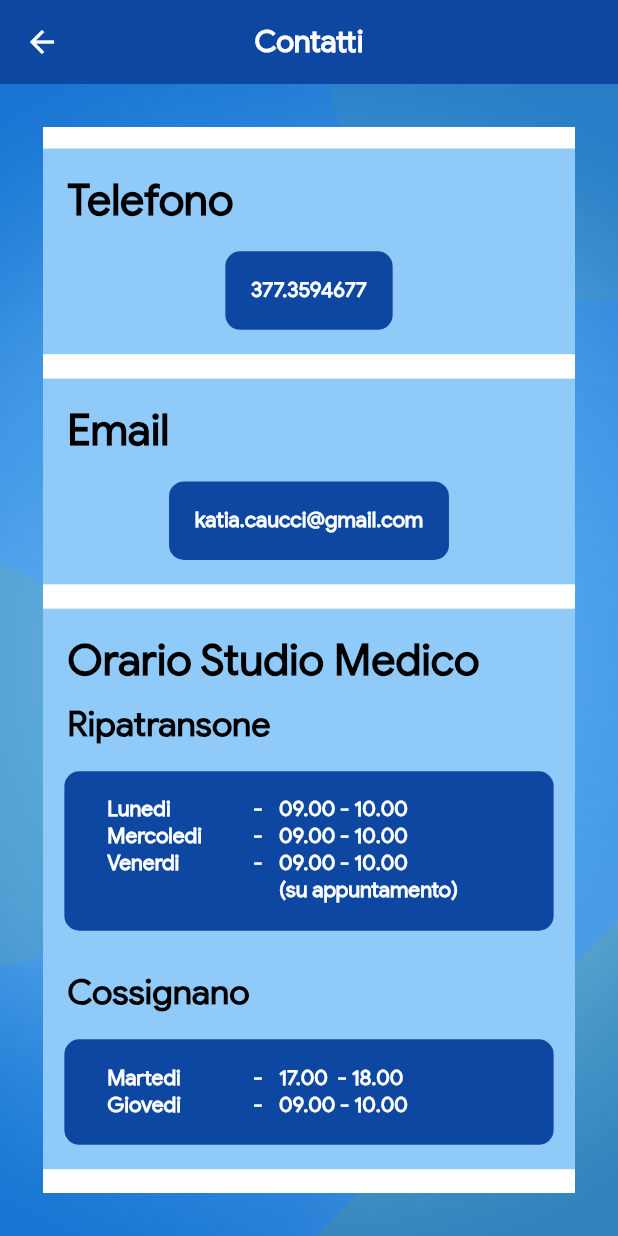
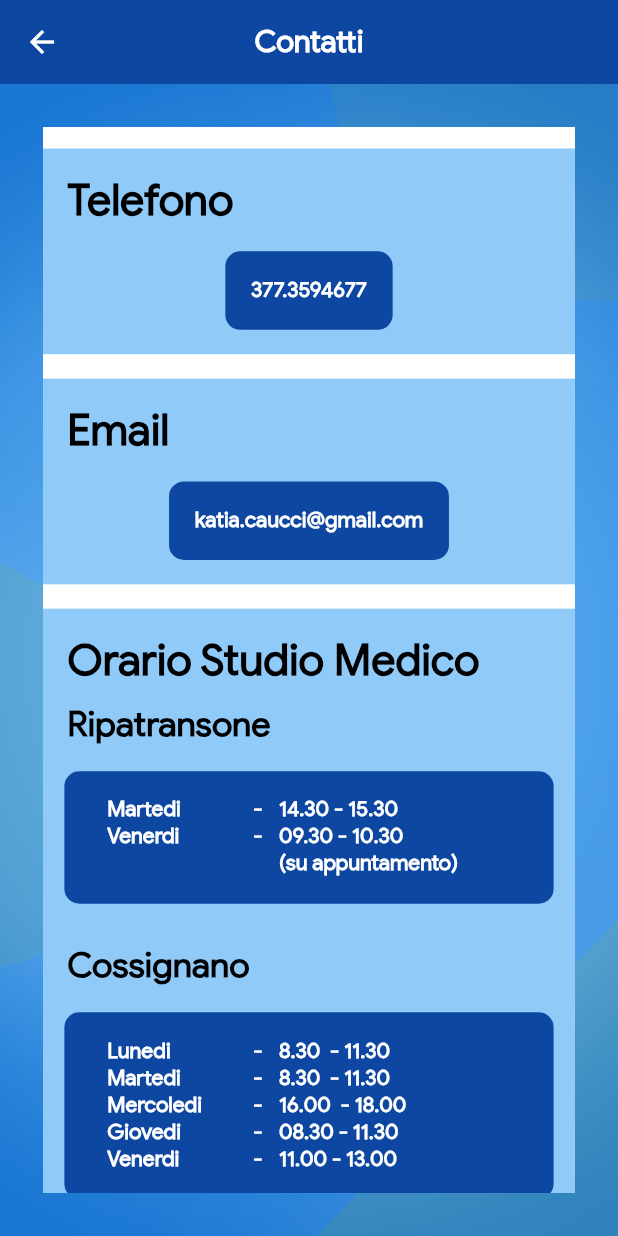
Before and after one commit to DigiWrecks/MMG2, a Flutter app: the Contact screen opened directly, scrolled down 455 dp, on a phone screen of 412 x 824 dp. Run offline on Flutter 3.47's test engine with Material 2 defaults, Android fonts, the phone set to English and light mode, and no system bars; our stand-ins replace cached_network_image, cloud_firestore, firebase_auth, firebase_storage, flutter_screenutil, fluttertoast and 2 more; missing offline and left inert: onesignal_flutter; accounts and stored records are empty.

```diff
--- a/lib/screens/contact.dart
+++ b/lib/screens/contact.dart
@@ -202,7 +202,7 @@ class Contact extends StatelessWidget {
                                       children: <Widget>[
                                         SizedBox(
                                             width: ScreenUtil().setWidth(150),
-                                            child: CustomText(text: 'Lunedi',)
+                                            child: CustomText(text: 'Martedi',)
                                         ),
                                         SizedBox(width: ScreenUtil().setWidth(20),),
                                         SizedBox(
@@ -211,26 +211,7 @@ class Contact extends StatelessWidget {
                                         ),
                                         SizedBox(
                                             width: ScreenUtil().setWidth(200),
-                                            child: CustomText(text: '09.00 - 10.00',)
-                                        ),
-
-                                      ],
-                                    ),
-
-                                    Row(
-                                      children: <Widget>[
-                                        SizedBox(
-                                            width: ScreenUtil().setWidth(150),
-                                            child: CustomText(text: 'Mercoledi',)
-                                        ),
-                                        SizedBox(width: ScreenUtil().setWidth(20),),
-                                        SizedBox(
-                                            width: ScreenUtil().setWidth(30),
-                                            child: CustomText(text: '-',)
-                                        ),
-                                        SizedBox(
-                                            width: ScreenUtil().setWidth(200),
-                                            child: CustomText(text: '09.00 - 10.00',)
+                                            child: CustomText(text: '14.30 - 15.30',)
                                         ),
 
                                       ],
@@ -250,7 +231,7 @@ class Contact extends StatelessWidget {
                                         ),
                                         SizedBox(
                                             width: ScreenUtil().setWidth(280),
-                                            child: CustomText(text: '09.00 - 10.00\n(su appuntamento)',)
+                                            child: CustomText(text: '09.30 - 10.30\n(su appuntamento)',)
                                         ),
 
                                       ],
@@ -286,6 +267,25 @@ class Contact extends StatelessWidget {
                                       children: <Widget>[
                                         SizedBox(
                                             width: ScreenUtil().setWidth(150),
+                                            child: CustomText(text: 'Lunedi',)
+                                        ),
+                                        SizedBox(width: ScreenUtil().setWidth(20),),
+                                        SizedBox(
+                                            width: ScreenUtil().setWidth(30),
+                                            child: CustomText(text: '-',)
+                                        ),
+                                        SizedBox(
+                                            width: ScreenUtil().setWidth(200),
+                                            child: CustomText(text: '8.30  - 11.30',)
+                                        ),
+
+                                      ],
+                                    ),
+
+                                    Row(
+                                      children: <Widget>[
+                                        SizedBox(
+                                            width: ScreenUtil().setWidth(150),
                                             child: CustomText(text: 'Martedi',)
                                         ),
                                         SizedBox(width: ScreenUtil().setWidth(20),),
@@ -295,7 +295,26 @@ class Contact extends StatelessWidget {
                                         ),
                                         SizedBox(
                                             width: ScreenUtil().setWidth(200),
-                                            child: CustomText(text: '17.00  - 18.00',)
+                                            child: CustomText(text: '8.30  - 11.30',)
+                                        ),
+
+                                      ],
+                                    ),
+
+                                    Row(
+                                      children: <Widget>[
+                                        SizedBox(
+                                            width: ScreenUtil().setWidth(150),
+                                            child: CustomText(text: 'Mercoledi',)
+                                        ),
+                                        SizedBox(width: ScreenUtil().setWidth(20),),
+                                        SizedBox(
+                                            width: ScreenUtil().setWidth(30),
+                                            child: CustomText(text: '-',)
+                                        ),
+                                        SizedBox(
+                                            width: ScreenUtil().setWidth(200),
+                                            child: CustomText(text: '16.00  - 18.00',)
                                         ),
 
                                       ],
@@ -314,7 +333,26 @@ class Contact extends StatelessWidget {
                                         ),
                                         SizedBox(
                                             width: ScreenUtil().setWidth(200),
-                                            child: CustomText(text: '09.00 - 10.00',)
+                                            child: CustomText(text: '08.30 - 11.30',)
+                                        ),
+
+                                      ],
+                                    ),
+
+                                    Row(
+                                      children: <Widget>[
+                                        SizedBox(
+                                            width: ScreenUtil().setWidth(150),
+                                            child: CustomText(text: 'Venerdi',)
+                                        ),
+                                        SizedBox(width: ScreenUtil().setWidth(20),),
+                                        SizedBox(
+                                            width: ScreenUtil().setWidth(30),
+                                            child: CustomText(text: '-',)
+                                        ),
+                                        SizedBox(
+                                            width: ScreenUtil().setWidth(200),
+                                            child: CustomText(text: '11.00 - 13.00',)
                                         ),
 
                                       ],
--- a/lib/screens/privacy-policy.dart
+++ b/lib/screens/privacy-policy.dart
@@ -1,5 +1,3 @@
-import 'dart:io';
-
 import 'package:flutter/cupertino.dart';
 import 'package:flutter/material.dart';
 import 'package:flutter_screenutil/screenutil.dart';
@@ -52,7 +50,7 @@ class _PrivacyPolicyState extends State<PrivacyPolicy> {
               children: <Widget>[
                 CustomText(
                   text: "Il rispetto per la privacy degli utenti, ovvero “medici di medicina generale” e “pediatri di libera scelta” (di seguito, per comodità, solo “medico”)"
-                      " e pazienti loro assistiti, che utilizzeranno l’APP MEDICA  denominata “MMG2®”è fondamentale ed imprescindibile.\n"
+                      " e pazienti loro assistiti, che utilizzeranno l’APP MEDICA  denominata “MMG2®©”è fondamentale ed imprescindibile.\n"
                       "In queste pagine sono descritte le modalità"
                       " di gestione della APP Medica, anche in riferimento all’eventuale trattamento dei dati degli utenti che la utilizzano.\n"
                       "La presente informativa è resa ai"
@@ -257,7 +255,7 @@ class _PrivacyPolicyState extends State<PrivacyPolicy> {
                       " (Autorità Garante per la Protezione dei dati personali, con sede in Piazza di Monte Citorio n. 121 – 00186 Roma).Le richieste potranno essere"
                       " rivolte:\n"
                       " -	via mail, all’indirizzo  del “Medico”\n"
-                      " -	oppure per posta, all’indirizzo:  dott. Tizio, via Bianchi",
+                      " -	oppure per posta, all’indirizzo:  Dott.ssa Katia Caucci, Piazza Madre Teresa di Calcutta 1 - Ripatransone (AP)",
                   align: TextAlign.justify,
                   isBold: false,
                 ),
```
Also changed, not shown: lib/screens/element-1.dart (+11 -10 lines), images/loginback.png, 1 other file.
